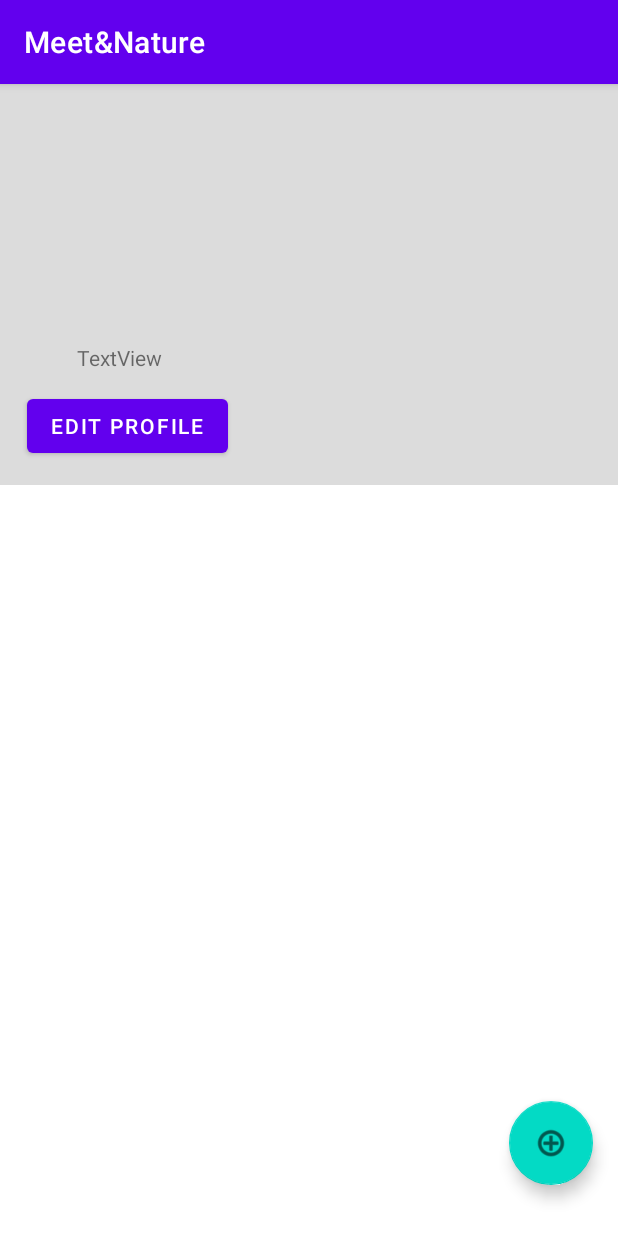
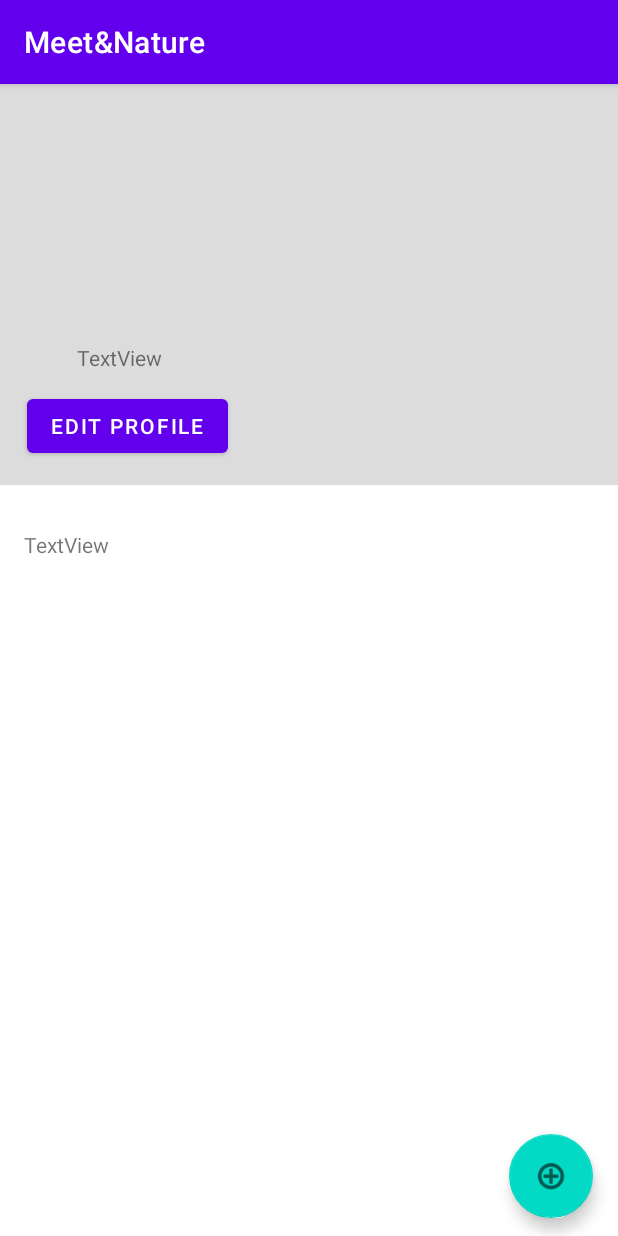
Before and after one commit to djordjeviclazar/redesigned-umbrella, an Android app: the fragment UserProfileFragment shown on its own in the app's theme, on a phone screen of 412 x 824 dp. Run offline under Robolectric (Android 15) with nearby library versions, the phone set to English and light mode, and no system bars; our stand-ins replace Firebase (no records; nobody signed in at launch, a user with empty details on screens opened directly); 4 statements that could not run were skipped.

Commit message:
User profile fragment added

```diff
--- a/MeetNature/app/src/main/java/com/example/meetnature/MainActivity.java
+++ b/MeetNature/app/src/main/java/com/example/meetnature/MainActivity.java
@@ -53,6 +53,8 @@ public class MainActivity extends AppCompatActivity {
         return authenticationViewModel;
     }
 
+    public User getUser() {return user;}
+
     public class GetUserCallback implements OnSuccessListener<DataSnapshot>{
 
         @Override
@@ -66,7 +68,9 @@ public class MainActivity extends AppCompatActivity {
                 Toast.makeText(MainActivity.this, user.getUsername(), Toast.LENGTH_SHORT).show();
                 Toast.makeText(MainActivity.this, "Uspesno", Toast.LENGTH_SHORT).show();
                 Intent homeIntent = new Intent(MainActivity.this, HomeActivity.class);
+                homeIntent.putExtra("User", user);
                 startActivity(homeIntent);
+
             }
         }
     }
--- a/MeetNature/app/src/main/java/com/example/meetnature/data/models/Badges.java
+++ b/MeetNature/app/src/main/java/com/example/meetnature/data/models/Badges.java
@@ -1,6 +1,8 @@
 package com.example.meetnature.data.models;
 
-public class Badges {
+import java.io.Serializable;
+
+public class Badges implements Serializable {
 
     private String tag;
     private int level;
--- a/MeetNature/app/src/main/java/com/example/meetnature/data/models/SmallEvent.java
+++ b/MeetNature/app/src/main/java/com/example/meetnature/data/models/SmallEvent.java
@@ -1,8 +1,9 @@
 package com.example.meetnature.data.models;
 
+import java.io.Serializable;
 import java.util.Date;
 
-public class SmallEvent {
+public class SmallEvent implements Serializable {
 
     private String uId;
     private String eventName;
--- a/MeetNature/app/src/main/java/com/example/meetnature/data/models/SmallUser.java
+++ b/MeetNature/app/src/main/java/com/example/meetnature/data/models/SmallUser.java
@@ -1,6 +1,8 @@
 package com.example.meetnature.data.models;
 
-public class SmallUser {
+import java.io.Serializable;
+
+public class SmallUser implements Serializable {
 
     private String uid;
     private String username;
--- a/MeetNature/app/src/main/java/com/example/meetnature/data/models/User.java
+++ b/MeetNature/app/src/main/java/com/example/meetnature/data/models/User.java
@@ -1,9 +1,10 @@
 package com.example.meetnature.data.models;
 
+import java.io.Serializable;
 import java.util.Collections;
 import java.util.List;
 
-public class User {
+public class User implements Serializable {
 
     private String uid;
     private String username;
--- a/MeetNature/app/src/main/java/com/example/meetnature/home/ui/profile/UserProfileFragment.java
+++ b/MeetNature/app/src/main/java/com/example/meetnature/home/ui/profile/UserProfileFragment.java
@@ -9,8 +9,15 @@ import androidx.fragment.app.Fragment;
 import android.view.LayoutInflater;
 import android.view.View;
 import android.view.ViewGroup;
+import android.widget.TextView;
 
+import com.example.meetnature.MainActivity;
 import com.example.meetnature.R;
+import com.example.meetnature.authentication.AuthenticationViewModel;
+import com.example.meetnature.controllers.UserController;
+import com.example.meetnature.data.models.User;
+import com.example.meetnature.home.HomeActivity;
+import com.google.firebase.database.FirebaseDatabase;
 
 /**
  * A simple {@link Fragment} subclass.
@@ -71,5 +78,21 @@ public class UserProfileFragment extends Fragment {
         super.onViewCreated(view, savedInstanceState);
 
 
+
+        View usernameTextView = view.findViewById(R.id.username_lbl);
+        View infoTextView = view.findViewById(R.id.info_lbl);
+        View userProfileImage = view.findViewWithTag(R.id.user_profile_img);
+        View badgesListLayout = view.findViewById(R.id.badges_list_layout);
+        View eventsListLayout = view.findViewById(R.id.events_list_layout);
+
+        //User user = ((MainActivity)getActivity()).getUser();
+        User user = ((HomeActivity)getActivity()).getUser();
+
+
+
+        ((TextView) usernameTextView).setText(user.getUsername());
+        ((TextView) infoTextView).setText(user.getInfo());
+        ((TextView) userProfileImage).setText(user.getImageUrl());
+
     }
 }
--- a/MeetNature/app/src/main/res/layout/user_profile_fragment.xml
+++ b/MeetNature/app/src/main/res/layout/user_profile_fragment.xml
@@ -71,15 +71,15 @@
 
     <LinearLayout
         android:id="@+id/events_list_layout"
-        android:layout_width="380dp"
-        android:layout_height="364dp"
+        android:layout_width="392dp"
+        android:layout_height="286dp"
         android:orientation="vertical"
         app:layout_constraintBottom_toBottomOf="parent"
         app:layout_constraintEnd_toEndOf="parent"
-        app:layout_constraintHorizontal_bias="0.516"
+        app:layout_constraintHorizontal_bias="0.473"
         app:layout_constraintStart_toStartOf="parent"
         app:layout_constraintTop_toBottomOf="@+id/user_info_card"
-        app:layout_constraintVertical_bias="0.17" />
+        app:layout_constraintVertical_bias="0.646" />
 
     <com.google.android.material.floatingactionbutton.FloatingActionButton
         android:id="@+id/add_event_btn"
@@ -95,5 +95,17 @@
         app:layout_constraintTop_toBottomOf="@+id/events_list_layout"
         app:layout_constraintVertical_bias="0.407" />
 
+    <TextView
+        android:id="@+id/info_lbl"
+        android:layout_width="wrap_content"
+        android:layout_height="wrap_content"
+        android:text="TextView"
+        app:layout_constraintBottom_toBottomOf="parent"
+        app:layout_constraintEnd_toEndOf="parent"
+        app:layout_constraintHorizontal_bias="0.045"
+        app:layout_constraintStart_toStartOf="parent"
+        app:layout_constraintTop_toBottomOf="@+id/user_info_card"
+        app:layout_constraintVertical_bias="0.062" />
+
 
 </androidx.constraintlayout.widget.ConstraintLayout>
```
Also changed, not shown: MeetNature/app/src/main/java/com/example/meetnature/home/HomeActivity.java (+20 -0 lines), MeetNature/app/src/main/res/layout/home_activity.xml (+12 -0 lines), MeetNature/app/src/main/res/navigation/nav_graph.xml (+10 -0 lines).
